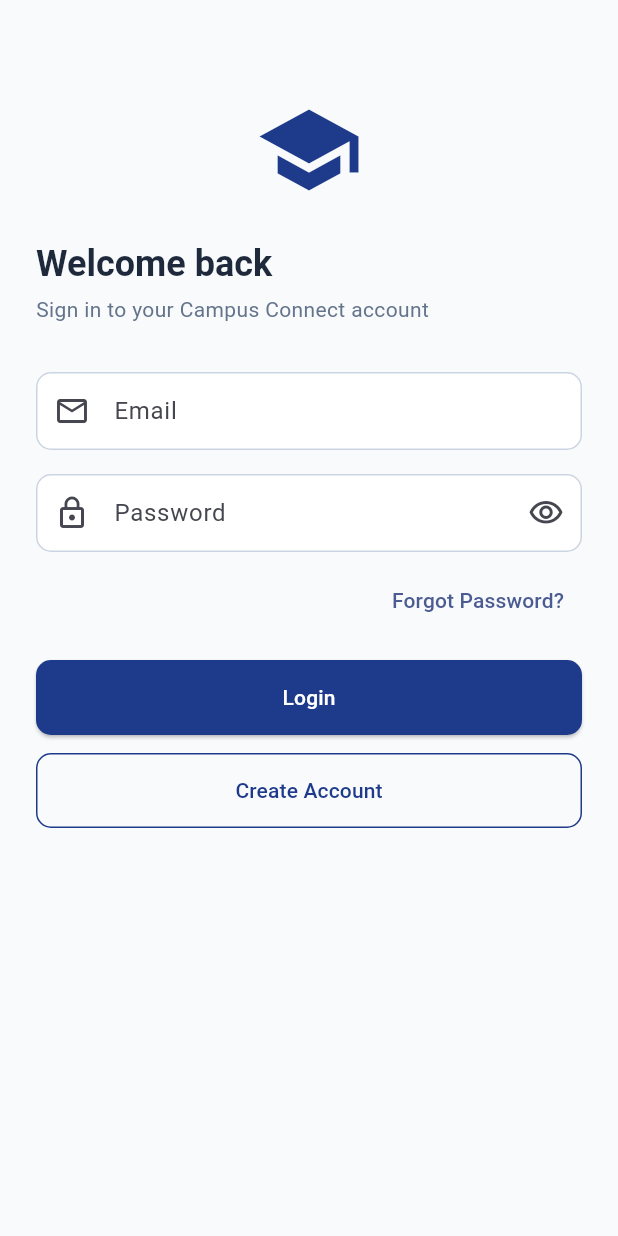
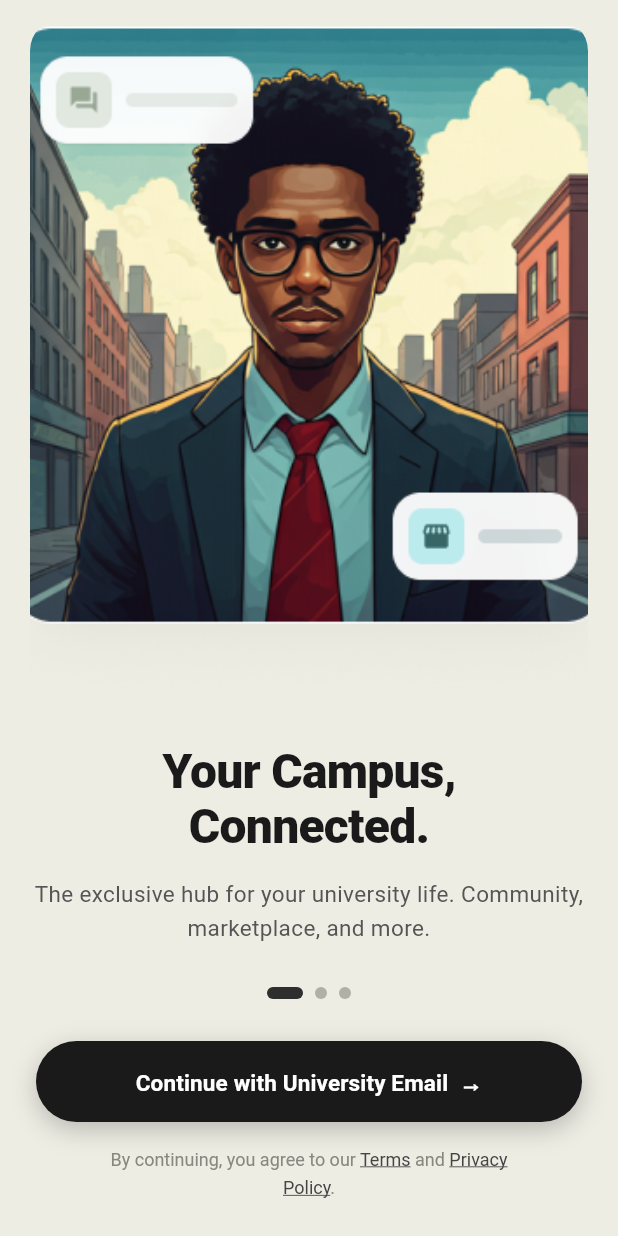
Before and after one commit to MehkaanKhan/Campus-Connect, a Flutter app: the screen it shows after launch, on a phone screen of 412 x 824 dp. Run offline on Flutter 3.47's test engine with Material 3 defaults, Android fonts, the phone set to English and light mode, and no system bars; our stand-ins replace go_router, shared_preferences; accounts and stored records are empty; Roboto replaces fonts that are missing (Georgia).

Commit message:
Initial changes, and onboarding page

```diff
--- a/lib/core/constants/app_assets.dart
+++ b/lib/core/constants/app_assets.dart
@@ -1,4 +1,5 @@
 class AppAssets {
-  static const logoPath       = 'assets/images/logo.png';
-  static const placeholderImg = 'assets/images/placeholder.png';
+  static const logoPath          = 'assets/images/logo.png';
+  static const placeholderImg    = 'assets/images/placeholder.png';
+  static const onboardingHero    = 'assets/images/onboarding_hero.png';
 }
--- a/lib/core/router/app_router.dart
+++ b/lib/core/router/app_router.dart
@@ -1,4 +1,5 @@
 import 'package:go_router/go_router.dart';
+import '../../features/onboarding/presentation/pages/onboarding_page.dart';
 import '../../features/auth/presentation/pages/login.dart';
 import '../../features/auth/presentation/pages/signup.dart';
 import '../../features/auth/presentation/pages/reset_password.dart';
@@ -12,8 +13,9 @@ import 'home_shell.dart';
 import 'placeholder_screens.dart';
 
 final appRouter = GoRouter(
-  initialLocation: '/login',
+  initialLocation: '/onboarding',
   routes: [
+    GoRoute(path: '/onboarding', builder: (ctx, _) => const OnboardingPage()),
     GoRoute(path: '/login',          builder: (ctx, _) => const LoginPage()),
     GoRoute(path: '/signup',         builder: (ctx, _) => const SignupPage()),
     GoRoute(path: '/reset-password', builder: (ctx, _) => const ResetPasswordPage()),
--- /dev/null
+++ b/lib/features/onboarding/data/datasources/onboarding_local_datasource.dart
@@ -0,0 +1,38 @@
+import '../models/onboarding_page_model.dart';
+
+
+abstract class OnboardingLocalDataSource {
+  List<OnboardingPageModel> getStaticPages();
+  Future<bool> hasSeenOnboarding();
+  Future<void> markOnboardingSeen();
+}
+
+class OnboardingLocalDataSourceImpl implements OnboardingLocalDataSource {
+  @override
+  List<OnboardingPageModel> getStaticPages() => const [
+        OnboardingPageModel(
+          title: 'Your Campus,\nConnected.',
+          subtitle:
+              'The exclusive hub for your university life. Community, marketplace, and more.',
+          imagePath: 'assets/images/onboarding_hero.png',
+        ),
+        OnboardingPageModel(
+          title: 'Meet Your\nPeople.',
+          subtitle:
+              'Connect with classmates, find project partners, and join campus communities.',
+          imagePath: 'assets/images/onboarding_hero.png',
+        ),
+        OnboardingPageModel(
+          title: 'Campus Life,\nSimplified.',
+          subtitle:
+              'From carpooling to hostelite exchanges — everything you need in one place.',
+          imagePath: 'assets/images/onboarding_hero.png',
+        ),
+      ];
+
+  @override
+  Future<bool> hasSeenOnboarding() async => false; // replace with SharedPreferences
+
+  @override
+  Future<void> markOnboardingSeen() async {} // replace with SharedPreferences
+}
--- /dev/null
+++ b/lib/features/onboarding/data/models/onboarding_page_model.dart
@@ -0,0 +1,22 @@
+import '../../domain/entities/onboarding_page_entity.dart';
+
+class OnboardingPageModel extends OnboardingPageEntity {
+  const OnboardingPageModel({
+    required super.title,
+    required super.subtitle,
+    required super.imagePath,
+  });
+
+  factory OnboardingPageModel.fromJson(Map<String, dynamic> json) =>
+      OnboardingPageModel(
+        title: json['title'] as String,
+        subtitle: json['subtitle'] as String,
+        imagePath: json['imagePath'] as String,
+      );
+
+  Map<String, dynamic> toJson() => {
+        'title': title,
+        'subtitle': subtitle,
+        'imagePath': imagePath,
+      };
+}
--- /dev/null
+++ b/lib/features/onboarding/data/repositories/onboarding_repository_impl.dart
@@ -0,0 +1,18 @@
+import '../../domain/entities/onboarding_page_entity.dart';
+import '../../domain/repositories/onboarding_repository.dart';
+import '../datasources/onboarding_local_datasource.dart';
+
+class OnboardingRepositoryImpl implements OnboardingRepository {
+  final OnboardingLocalDataSource localSource;
+
+  const OnboardingRepositoryImpl(this.localSource);
+
+  @override
+  List<OnboardingPageEntity> getPages() => localSource.getStaticPages();
+
+  @override
+  Future<bool> hasSeenOnboarding() => localSource.hasSeenOnboarding();
+
+  @override
+  Future<void> markOnboardingSeen() => localSource.markOnboardingSeen();
+}
--- /dev/null
+++ b/lib/features/onboarding/domain/entities/onboarding_page_entity.dart
@@ -0,0 +1,11 @@
+class OnboardingPageEntity {
+  final String title;
+  final String subtitle;
+  final String imagePath;
+
+  const OnboardingPageEntity({
+    required this.title,
+    required this.subtitle,
+    required this.imagePath,
+  });
+}
--- /dev/null
+++ b/lib/features/onboarding/domain/repositories/onboarding_repository.dart
@@ -0,0 +1,7 @@
+import '../entities/onboarding_page_entity.dart';
+
+abstract class OnboardingRepository {
+  List<OnboardingPageEntity> getPages();
+  Future<bool> hasSeenOnboarding();
+  Future<void> markOnboardingSeen();
+}
--- /dev/null
+++ b/lib/features/onboarding/domain/usecases/get_onboarding_pages_usecase.dart
@@ -0,0 +1,9 @@
+import '../entities/onboarding_page_entity.dart';
+import '../repositories/onboarding_repository.dart';
+
+class GetOnboardingPagesUsecase {
+  final OnboardingRepository repository;
+  const GetOnboardingPagesUsecase(this.repository);
+
+  List<OnboardingPageEntity> call() => repository.getPages();
+}
--- /dev/null
+++ b/lib/features/onboarding/domain/usecases/mark_onboarding_seen_usecase.dart
@@ -0,0 +1,8 @@
+import '../repositories/onboarding_repository.dart';
+
+class MarkOnboardingSeenUsecase {
+  final OnboardingRepository repository;
+  const MarkOnboardingSeenUsecase(this.repository);
+
+  Future<void> call() => repository.markOnboardingSeen();
+}
--- /dev/null
+++ b/lib/features/onboarding/presentation/pages/onboarding_page.dart
@@ -0,0 +1,311 @@
+import 'package:flutter/material.dart';
+import 'package:provider/provider.dart';
+import 'package:go_router/go_router.dart';
+import '../provider/onboarding_provider.dart';
+
+class OnboardingPage extends StatefulWidget {
+  const OnboardingPage({super.key});
+
+  @override
+  State<OnboardingPage> createState() => _OnboardingPageState();
+}
+
+class _OnboardingPageState extends State<OnboardingPage> {
+  late final PageController _pageController;
+
+  @override
+  void initState() {
+    super.initState();
+    _pageController = PageController();
+  }
+
+  @override
+  void dispose() {
+    _pageController.dispose();
+    super.dispose();
+  }
+
+  void _onContinue(BuildContext context, OnboardingProvider provider) async {
+    if (provider.isLastPage) {
+      await provider.completeOnboarding();
+      if (context.mounted) context.go('/login');
+    } else {
+      _pageController.nextPage(
+        duration: const Duration(milliseconds: 400),
+        curve: Curves.easeInOut,
+      );
+    }
+  }
+
+  @override
+  Widget build(BuildContext context) {
+    final provider = context.watch<OnboardingProvider>();
+
+    return Scaffold(
+      backgroundColor: const Color(0xFFEEEDE4),
+      body: SafeArea(
+        child: Column(
+          children: [
+            // ── Slides ──
+            Expanded(
+              child: PageView.builder(
+                controller: _pageController,
+                itemCount: provider.pages.length,
+                onPageChanged: provider.goToPage,
+                itemBuilder: (context, index) {
+                  final page = provider.pages[index];
+                  return _OnboardingSlide(
+                    title: page.title,
+                    subtitle: page.subtitle,
+                    imagePath: page.imagePath,
+                  );
+                },
+              ),
+            ),
+
+            // ── Page indicator ──
+            Padding(
+              padding: const EdgeInsets.only(bottom: 28),
+              child: _PageIndicator(
+                count: provider.pages.length,
+                current: provider.currentIndex,
+              ),
+            ),
+
+            // ── CTA button ──
+            Padding(
+              padding: const EdgeInsets.symmetric(horizontal: 24),
+              child: _ContinueButton(
+                isLast: provider.isLastPage,
+                onTap: () => _onContinue(context, provider),
+              ),
+            ),
+
+            // ── Terms ──
+            Padding(
+              padding: const EdgeInsets.only(
+                top: 14,
+                bottom: 24,
+                left: 24,
+                right: 24,
+              ),
+              child: const _TermsText(),
+            ),
+          ],
+        ),
+      ),
+    );
+  }
+}
+
+// ─────────────────────────────────────────────────────────
+//  Slide widget
+// ─────────────────────────────────────────────────────────
+class _OnboardingSlide extends StatelessWidget {
+  final String title;
+  final String subtitle;
+  final String imagePath;
+
+  const _OnboardingSlide({
+    required this.title,
+    required this.subtitle,
+    required this.imagePath,
+  });
+
+  @override
+  Widget build(BuildContext context) {
+    return Padding(
+      padding: const EdgeInsets.symmetric(horizontal: 20),
+      child: Column(
+        crossAxisAlignment: CrossAxisAlignment.center,
+        children: [
+          const SizedBox(height: 12),
+
+          // ── Hero image card ──
+          Expanded(
+            flex: 6,
+            child: _HeroImageCard(imagePath: imagePath),
+          ),
+
+          const SizedBox(height: 28),
+
+          // ── Title ──
+          Text(
+            title,
+            textAlign: TextAlign.center,
+            style: const TextStyle(
+              fontFamily: 'Georgia',
+              fontSize: 32,
+              fontWeight: FontWeight.w900,
+              height: 1.15,
+              letterSpacing: -0.5,
+              color: Color(0xFF1A1A1A),
+            ),
+          ),
+
+          const SizedBox(height: 14),
+
+          // ── Subtitle ──
+          Text(
+            subtitle,
+            textAlign: TextAlign.center,
+            style: const TextStyle(
+              fontSize: 15,
+              fontWeight: FontWeight.w400,
+              height: 1.55,
+              color: Color(0xFF555555),
+            ),
+          ),
+
+          const SizedBox(height: 28),
+        ],
+      ),
+    );
+  }
+}
+
+// ─────────────────────────────────────────────────────────
+//  Hero image card with floating overlay chips
+// ─────────────────────────────────────────────────────────
+class _HeroImageCard extends StatelessWidget {
+  final String imagePath;
+  const _HeroImageCard({required this.imagePath});
+
+  @override
+  Widget build(BuildContext context) {
+    return LayoutBuilder(
+      builder: (context, constraints) {
+        return ClipRRect(
+          borderRadius: BorderRadius.circular(22),
+          child: Image.asset(
+            imagePath,
+            fit: BoxFit.cover,
+            alignment: Alignment.topCenter,
+          ),
+        );
+      },
+    );
+  }
+}
+
+
+
+// ─────────────────────────────────────────────────────────
+//  Animated page indicator
+// ─────────────────────────────────────────────────────────
+class _PageIndicator extends StatelessWidget {
+  final int count;
+  final int current;
+
+  const _PageIndicator({required this.count, required this.current});
+
+  @override
+  Widget build(BuildContext context) {
+    return Row(
+      mainAxisAlignment: MainAxisAlignment.center,
+      children: List.generate(count, (i) {
+        final isActive = i == current;
+        return AnimatedContainer(
+          duration: const Duration(milliseconds: 300),
+          curve: Curves.easeInOut,
+          margin: const EdgeInsets.symmetric(horizontal: 4),
+          width: isActive ? 24 : 8,
+          height: 8,
+          decoration: BoxDecoration(
+            borderRadius: BorderRadius.circular(100),
+            color: isActive
+                ? const Color(0xFF2E2E2E)
+                : const Color(0xFFB0B0A8),
+          ),
+        );
+      }),
+    );
+  }
+}
+
+// ─────────────────────────────────────────────────────────
+//  CTA button
+// ─────────────────────────────────────────────────────────
+class _ContinueButton extends StatelessWidget {
+  final bool isLast;
+  final VoidCallback onTap;
+
+  const _ContinueButton({required this.isLast, required this.onTap});
+
+  @override
+  Widget build(BuildContext context) {
+    return GestureDetector(
+      onTap: onTap,
+      child: Container(
+        width: double.infinity,
+        height: 54,
+        decoration: BoxDecoration(
+          color: const Color(0xFF1A1A1A),
+          borderRadius: BorderRadius.circular(100),
+          boxShadow: [
+            BoxShadow(
+              color: Colors.black.withValues(alpha: 0.22),
+              blurRadius: 14,
+              offset: const Offset(0, 5),
+            ),
+          ],
+        ),
+        child: Center(
+          child: Text(
+            isLast
+                ? 'Get Started  →'
+                : 'Continue with University Email  →',
+            style: const TextStyle(
+              color: Colors.white,
+              fontSize: 15,
+              fontWeight: FontWeight.w600,
+              letterSpacing: 0.1,
+            ),
+          ),
+        ),
+      ),
+    );
+  }
+}
+
+// ─────────────────────────────────────────────────────────
+//  Terms & Privacy footer
+// ─────────────────────────────────────────────────────────
+class _TermsText extends StatelessWidget {
+  const _TermsText();
+
+  @override
+  Widget build(BuildContext context) {
+    return RichText(
+      textAlign: TextAlign.center,
+      text: const TextSpan(
+        style: TextStyle(
+          fontSize: 12,
+          color: Color(0xFF888880),
+          height: 1.6,
+        ),
+        children: [
+          TextSpan(text: 'By continuing, you agree to our '),
+          TextSpan(
+            text: 'Terms',
+            style: TextStyle(
+              color: Color(0xFF444444),
+              decoration: TextDecoration.underline,
+              decorationColor: Color(0xFF444444),
+            ),
+          ),
+          TextSpan(text: ' and '),
+          TextSpan(
+            text: 'Privacy\nPolicy',
+            style: TextStyle(
+              color: Color(0xFF444444),
+              decoration: TextDecoration.underline,
+              decorationColor: Color(0xFF444444),
+            ),
+          ),
+          TextSpan(text: '.'),
+        ],
+      ),
+    );
+  }
+}
--- /dev/null
+++ b/lib/features/onboarding/presentation/provider/onboarding_provider.dart
@@ -0,0 +1,38 @@
+import 'package:flutter/foundation.dart';
+import '../../domain/entities/onboarding_page_entity.dart';
+import '../../domain/usecases/get_onboarding_pages_usecase.dart';
+import '../../domain/usecases/mark_onboarding_seen_usecase.dart';
+
+class OnboardingProvider extends ChangeNotifier {
+  final GetOnboardingPagesUsecase getPagesUsecase;
+  final MarkOnboardingSeenUsecase markSeenUsecase;
+
+  late final List<OnboardingPageEntity> pages;
+  int _currentIndex = 0;
+
+  int get currentIndex => _currentIndex;
+  bool get isLastPage => _currentIndex == pages.length - 1;
+
+  OnboardingProvider({
+    required this.getPagesUsecase,
+    required this.markSeenUsecase,
+  }) {
+    pages = getPagesUsecase();
+  }
+
+  void goToPage(int index) {
+    _currentIndex = index;
+    notifyListeners();
+  }
+
+  void nextPage() {
+    if (!isLastPage) {
+      _currentIndex++;
+      notifyListeners();
+    }
+  }
+
+  Future<void> completeOnboarding() async {
+    await markSeenUsecase();
+  }
+}
--- a/lib/main.dart
+++ b/lib/main.dart
@@ -19,6 +19,12 @@ import 'features/cart/domain/usecases/add_to_cart_usecase.dart';
 import 'features/cart/domain/usecases/remove_from_cart_usecase.dart';
 import 'features/cart/presentation/provider/cart_provider.dart';
 
+import 'features/onboarding/data/datasources/onboarding_local_datasource.dart';
+import 'features/onboarding/data/repositories/onboarding_repository_impl.dart';
+import 'features/onboarding/domain/usecases/get_onboarding_pages_usecase.dart';
+import 'features/onboarding/domain/usecases/mark_onboarding_seen_usecase.dart';
+import 'features/onboarding/presentation/provider/onboarding_provider.dart';
+
 void main() {
   runApp(const CampusConnectApp());
 }
@@ -28,12 +34,20 @@ class CampusConnectApp extends StatelessWidget {
 
   @override
   Widget build(BuildContext context) {
-    final authRemote = AuthRemoteDataSourceImpl();
-    final authRepo   = AuthRepositoryImpl(authRemote);
-    final cartRepo   = CartRepositoryImpl();
+    final authRemote  = AuthRemoteDataSourceImpl();
+    final authRepo    = AuthRepositoryImpl(authRemote);
+    final cartRepo    = CartRepositoryImpl();
+    final obSource    = OnboardingLocalDataSourceImpl();
+    final obRepo      = OnboardingRepositoryImpl(obSource);
 
     return MultiProvider(
       providers: [
+        ChangeNotifierProvider(
+          create: (_) => OnboardingProvider(
+            getPagesUsecase: GetOnboardingPagesUsecase(obRepo),
+            markSeenUsecase: MarkOnboardingSeenUsecase(obRepo),
+          ),
+        ),
         ChangeNotifierProvider(
           create: (_) => AuthProvider(
             loginUsecase:         LoginUsecase(authRepo),
```
Also changed, not shown: PRD & Design Abdullah/Frontend Design/Create Post.png (added), PRD & Design Abdullah/Frontend Design/Onboarding.png (added), PRD & Design Abdullah/Frontend Design/ProjectPartners.png (added), PRD & Design Abdullah/Frontend Design/Thread.png (added), PRD & Design Abdullah/Frontend Design/profile-setup.png (added), assets/images/onboarding_hero.png (added), pubspec.lock, 7 other files.
